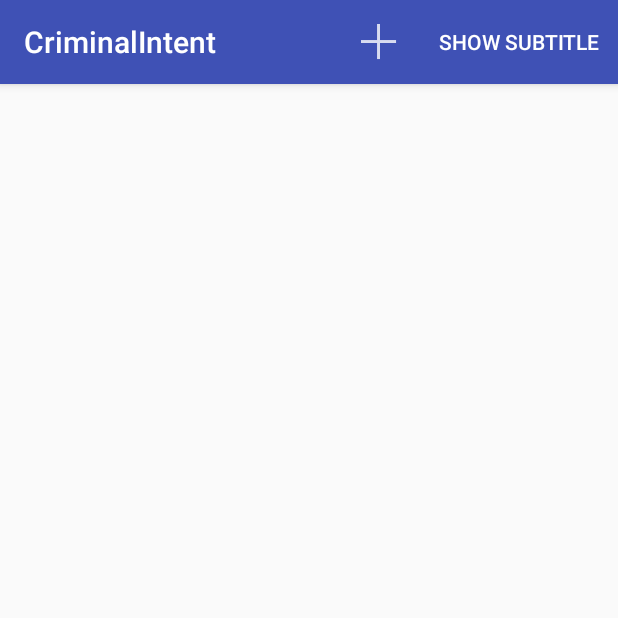
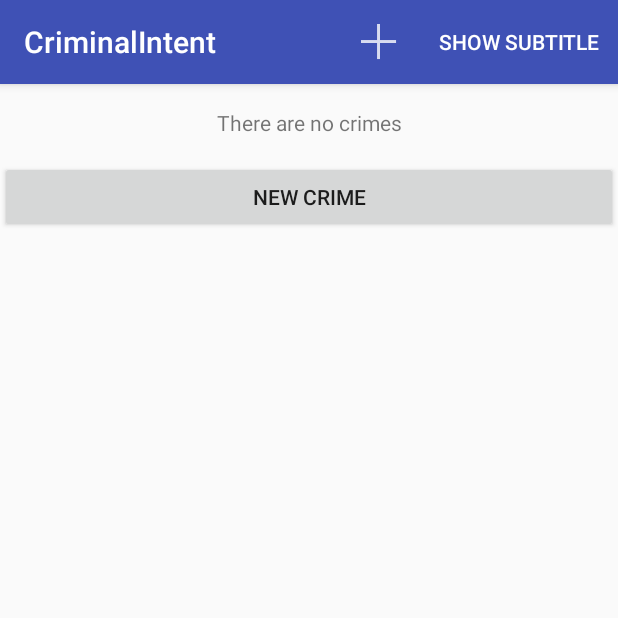
Before and after one commit to rshipp/csci448, an Android app: the screen it shows after launch (CrimeListActivity), on a phone screen of 412 x 824 dp, the top half of it. Run offline under Robolectric (Android 15) with nearby library versions, the phone set to English and light mode, and no system bars.

Commit message:
Display alternate view when there are no crimes
Chapter 13, challenge #3

```diff
--- a/app/src/main/java/com/rshipp/criminalintent/CrimeListFragment.java
+++ b/app/src/main/java/com/rshipp/criminalintent/CrimeListFragment.java
@@ -12,7 +12,9 @@ import android.view.MenuInflater;
 import android.view.MenuItem;
 import android.view.View;
 import android.view.ViewGroup;
+import android.widget.Button;
 import android.widget.CheckBox;
+import android.widget.LinearLayout;
 import android.widget.TextView;
 import android.widget.Toast;
 
@@ -26,6 +28,8 @@ public class CrimeListFragment extends Fragment {
     private static final String SAVED_SUBTITLE_VISIBLE = "subtitle";
 
     private RecyclerView mCrimeRecyclerView;
+    private LinearLayout mCrimePlaceholder;
+    private Button mNewCrimeButton;
     private CrimeAdapter mAdapter;
     private boolean mSubtitleVisible;
 
@@ -47,6 +51,21 @@ public class CrimeListFragment extends Fragment {
         if (savedInstanceState != null) {
             mSubtitleVisible = savedInstanceState.getBoolean(SAVED_SUBTITLE_VISIBLE);
         }
+
+        mCrimePlaceholder = (LinearLayout) view
+                .findViewById(R.id.crime_placeholder_view);
+
+        mNewCrimeButton = (Button) view
+                .findViewById(R.id.new_crime_button);
+        mNewCrimeButton.setOnClickListener(new View.OnClickListener() {
+            public void onClick(View v) {
+                Crime crime = new Crime();
+                CrimeLab.get(getActivity()).addCrime(crime);
+                Intent intent = CrimePagerActivity
+                        .newIntent(getActivity(), crime.getId());
+                startActivity(intent);
+            }
+        });
 
         updateUI();
 
@@ -123,6 +142,12 @@ public class CrimeListFragment extends Fragment {
             mAdapter.notifyDataSetChanged();
         }
 
+        if (crimes.size() > 0) {
+            mCrimePlaceholder.setVisibility(View.GONE);
+        } else {
+            mCrimePlaceholder.setVisibility(View.VISIBLE);
+        }
+
         updateSubtitle();
     }
 
--- a/app/src/main/res/layout/fragment_crime_list.xml
+++ b/app/src/main/res/layout/fragment_crime_list.xml
@@ -1,6 +1,26 @@
 <?xml version="1.0" encoding="utf-8"?>
-<android.support.v7.widget.RecyclerView
-    xmlns:android="http://schemas.android.com/apk/res/android"
-    android:id="@+id/crime_recycler_view"
+<RelativeLayout xmlns:android="http://schemas.android.com/apk/res/android"
     android:layout_width="match_parent"
-    android:layout_height="match_parent"/>
+    android:layout_height="match_parent">
+    <android.support.v7.widget.RecyclerView
+        android:id="@+id/crime_recycler_view"
+        android:layout_width="match_parent"
+        android:layout_height="match_parent"/>
+
+    <LinearLayout android:orientation="vertical"
+                  android:id="@+id/crime_placeholder_view"
+                  android:layout_width="match_parent"
+                  android:layout_height="match_parent">
+        <TextView
+            android:layout_width="match_parent"
+            android:layout_height="wrap_content"
+            android:text="@string/no_crimes"
+            android:padding="16dp"
+            android:textAlignment="center"/>
+        <Button
+            android:id="@+id/new_crime_button"
+            android:layout_width="match_parent"
+            android:layout_height="wrap_content"
+            android:text="@string/new_crime"/>
+    </LinearLayout>
+</RelativeLayout>
--- a/app/src/main/res/values/strings.xml
+++ b/app/src/main/res/values/strings.xml
@@ -26,4 +26,5 @@
         <item quantity="one">%1$s crime</item>
         <item quantity="other">%1$s crimes</item>
     </plurals>
+    <string name="no_crimes">There are no crimes</string>
 </resources>
```
